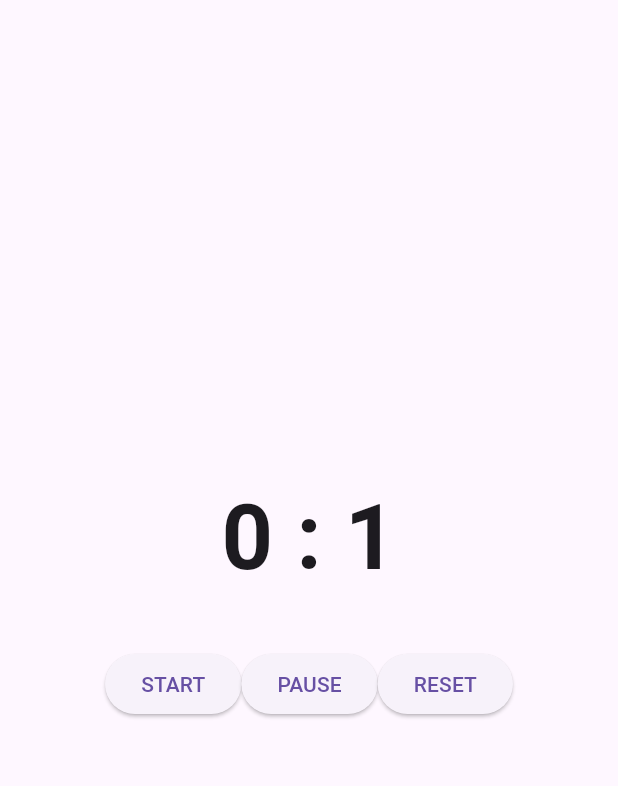
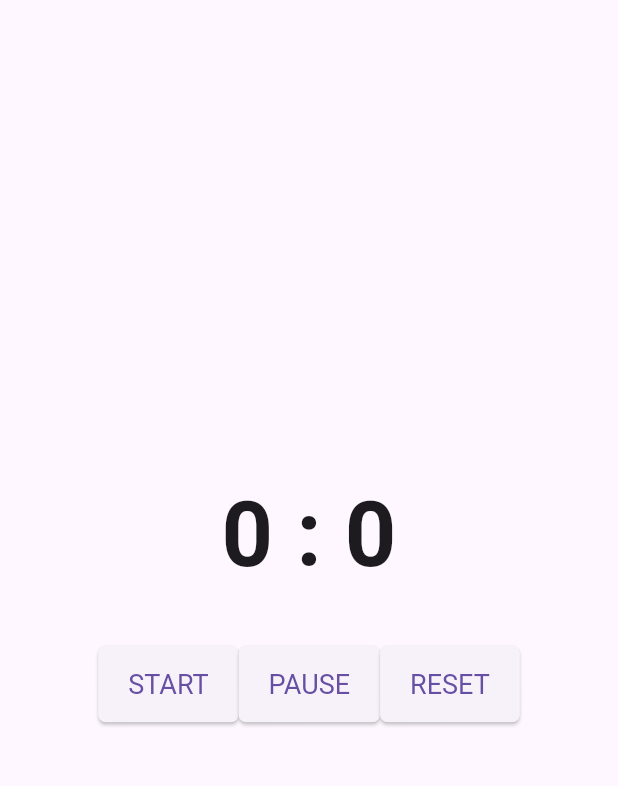
Before and after one commit to Rebeka97/stopwatch, a Flutter app: the screen it shows after launch, after a tap on "START", after a tap on "RESET", on a phone screen of 412 x 824 dp, the part 63-849 px from its top. Run offline on Flutter 3.47's test engine with Material 3 defaults, Android fonts, the phone set to English and light mode, and no system bars.

Commit message:
Styled buttons

```diff
--- a/lib/main.dart
+++ b/lib/main.dart
@@ -50,11 +50,22 @@ class _CounterAppState extends State<CounterApp> {
     setState(() {
       _counter = 0;
       _minutes = 0;
+      _timer.cancel(); //ne induljon ujra
     });
   }
 
   @override
   Widget build(BuildContext context) {
+
+    //gombok formazasa
+    final ButtonStyle buttonStyle = ElevatedButton.styleFrom(
+      shape: RoundedRectangleBorder(
+        borderRadius: BorderRadius.circular(5),
+      ),
+      padding: const EdgeInsets.symmetric(horizontal: 20, vertical: 15),
+      textStyle: const TextStyle(fontSize: 18),
+    );
+
     return MaterialApp(
       debugShowCheckedModeBanner: false,
 
@@ -88,17 +99,20 @@ class _CounterAppState extends State<CounterApp> {
             children: [
 //gombok
               ElevatedButton(
-                onPressed: _increment, //
+                onPressed: _increment,
+                style: buttonStyle,
                 child: const Text('START'),
               ),
 
               ElevatedButton(
                 onPressed: _pause,
+                style: buttonStyle,
                 child: const Text('PAUSE'),
               ),
 
               ElevatedButton(
                 onPressed: _reset,
+                style: buttonStyle,
                 child: const Text('RESET'),
               ),
             ],
```
